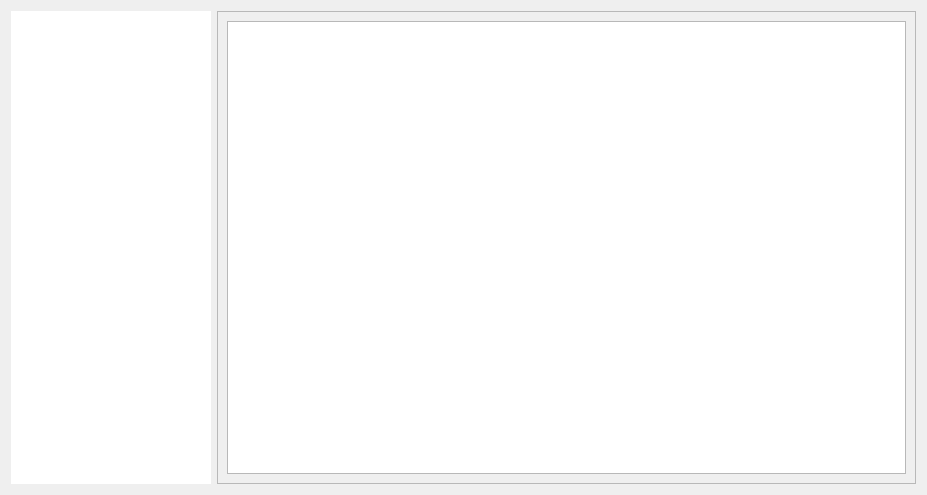
The window that src/views/learn_view.ui (devforgely/MFA-Simulator) describes before a commit, drawn with Qt 5.
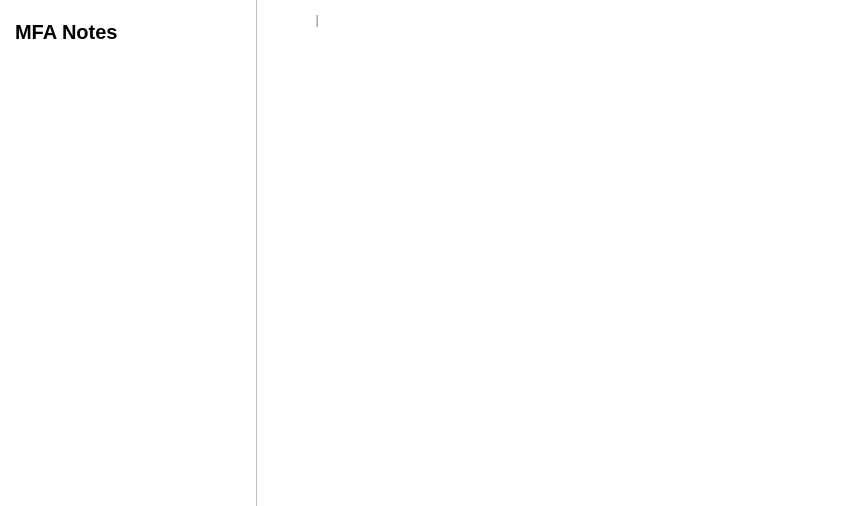
The same window after the commit. Icons and pictures are not drawn.

Commit message: update on learn view

What changed in the file:
```diff
--- a/src/views/learn_view.ui
+++ b/src/views/learn_view.ui
@@ -6,54 +6,288 @@
    <rect>
     <x>0</x>
     <y>0</y>
-    <width>927</width>
-    <height>495</height>
+    <width>853</width>
+    <height>506</height>
    </rect>
   </property>
   <property name="windowTitle">
    <string>Form</string>
   </property>
+  <property name="layoutDirection">
+   <enum>Qt::LeftToRight</enum>
+  </property>
+  <property name="styleSheet">
+   <string notr="true">#Form {
+	background: white;
+}
+
+#title {
+	font-size: 15pt;
+	font-weight: bold;
+	padding: 20px 10px 20px 10px;
+	background-color: white;
+}
+
+ QListWidget::item:selected {
+	border: 2px solid #6cc8d5;
+	border-right: none;
+}
+
+#horizontalWidget {
+	background-color: white;
+	border-left: 1px solid silver;
+}
+
+#horizontalWidget QPushButton {
+	border: none;
+	border-radius: 10%;
+	padding: 5px;
+}
+
+#horizontalWidget QPushButton:hover {
+	background-color: #ecedf1;
+}
+
+#note_container {
+	background-color: white;
+	border-left: 1px solid silver;
+}</string>
+  </property>
   <layout class="QHBoxLayout" name="horizontalLayout">
+   <property name="spacing">
+    <number>0</number>
+   </property>
+   <property name="leftMargin">
+    <number>0</number>
+   </property>
+   <property name="topMargin">
+    <number>0</number>
+   </property>
+   <property name="rightMargin">
+    <number>0</number>
+   </property>
+   <property name="bottomMargin">
+    <number>0</number>
+   </property>
    <item>
-    <widget class="QListWidget" name="listWidget">
-     <property name="maximumSize">
-      <size>
-       <width>200</width>
-       <height>16777215</height>
-      </size>
-     </property>
-     <property name="frameShape">
-      <enum>QFrame::NoFrame</enum>
-     </property>
-     <property name="editTriggers">
-      <set>QAbstractItemView::NoEditTriggers</set>
-     </property>
-    </widget>
+    <layout class="QVBoxLayout" name="verticalLayout">
+     <item>
+      <widget class="QLabel" name="title">
+       <property name="minimumSize">
+        <size>
+         <width>0</width>
+         <height>60</height>
+        </size>
+       </property>
+       <property name="frameShape">
+        <enum>QFrame::NoFrame</enum>
+       </property>
+       <property name="text">
+        <string>MFA Notes</string>
+       </property>
+      </widget>
+     </item>
+     <item>
+      <widget class="QListWidget" name="listWidget">
+       <property name="sizePolicy">
+        <sizepolicy hsizetype="Maximum" vsizetype="Expanding">
+         <horstretch>0</horstretch>
+         <verstretch>0</verstretch>
+        </sizepolicy>
+       </property>
+       <property name="maximumSize">
+        <size>
+         <width>300</width>
+         <height>16777215</height>
+        </size>
+       </property>
+       <property name="cursor" stdset="0">
+        <cursorShape>ArrowCursor</cursorShape>
+       </property>
+       <property name="focusPolicy">
+        <enum>Qt::NoFocus</enum>
+       </property>
+       <property name="frameShape">
+        <enum>QFrame::NoFrame</enum>
+       </property>
+      </widget>
+     </item>
+    </layout>
    </item>
    <item>
-    <widget class="QScrollArea" name="scrollArea">
-     <property name="frameShape">
-      <enum>QFrame::StyledPanel</enum>
+    <layout class="QVBoxLayout" name="note_content_layout">
+     <property name="spacing">
+      <number>0</number>
      </property>
-     <property name="widgetResizable">
-      <bool>true</bool>
-     </property>
-     <widget class="QWidget" name="scrollAreaWidget">
-      <property name="geometry">
-       <rect>
-        <x>0</x>
-        <y>0</y>
-        <width>696</width>
-        <height>471</height>
-       </rect>
-      </property>
-      <layout class="QVBoxLayout" name="verticalLayout_2">
-       <item>
-        <widget class="QTextEdit" name="note_content"/>
-       </item>
-      </layout>
-     </widget>
-    </widget>
+     <item>
+      <widget class="QWidget" name="horizontalWidget" native="true">
+       <property name="styleSheet">
+        <string notr="true"/>
+       </property>
+       <layout class="QHBoxLayout" name="horizontalLayout_3">
+        <property name="leftMargin">
+         <number>15</number>
+        </property>
+        <property name="topMargin">
+         <number>8</number>
+        </property>
+        <property name="rightMargin">
+         <number>15</number>
+        </property>
+        <property name="bottomMargin">
+         <number>8</number>
+        </property>
+        <item alignment="Qt::AlignLeft">
+         <widget class="QPushButton" name="expand_btn">
+          <property name="sizePolicy">
+           <sizepolicy hsizetype="Minimum" vsizetype="Fixed">
+            <horstretch>0</horstretch>
+            <verstretch>0</verstretch>
+           </sizepolicy>
+          </property>
+          <property name="maximumSize">
+           <size>
+            <width>32</width>
+            <height>32</height>
+           </size>
+          </property>
+          <property name="cursor">
+           <cursorShape>PointingHandCursor</cursorShape>
+          </property>
+          <property name="toolTip">
+           <string>Expand Page</string>
+          </property>
+          <property name="text">
+           <string/>
+          </property>
+          <property name="icon">
+           <iconset>
+            <normaloff>../resources/icons/expand-arrow.svg</normaloff>../resources/icons/expand-arrow.svg</iconset>
+          </property>
+          <property name="iconSize">
+           <size>
+            <width>20</width>
+            <height>20</height>
+           </size>
+          </property>
+         </widget>
+        </item>
+        <item>
+         <widget class="QLabel" name="label_2">
+          <property name="sizePolicy">
+           <sizepolicy hsizetype="Maximum" vsizetype="Preferred">
+            <horstretch>0</horstretch>
+            <verstretch>0</verstretch>
+           </sizepolicy>
+          </property>
+          <property name="styleSheet">
+           <string notr="true">font-weight: bold;
+color: darkgray;</string>
+          </property>
+          <property name="text">
+           <string>  |  </string>
+          </property>
+         </widget>
+        </item>
+        <item alignment="Qt::AlignLeft">
+         <widget class="QPushButton" name="up_page_btn">
+          <property name="maximumSize">
+           <size>
+            <width>32</width>
+            <height>32</height>
+           </size>
+          </property>
+          <property name="cursor">
+           <cursorShape>PointingHandCursor</cursorShape>
+          </property>
+          <property name="toolTip">
+           <string>Previous Page</string>
+          </property>
+          <property name="text">
+           <string/>
+          </property>
+          <property name="icon">
+           <iconset>
+            <normaloff>../resources/icons/chevron-up-light.svg</normaloff>../resources/icons/chevron-up-light.svg</iconset>
+          </property>
+          <property name="iconSize">
+           <size>
+            <width>28</width>
+            <height>28</height>
+           </size>
+          </property>
+         </widget>
+        </item>
+        <item>
+         <widget class="QPushButton" name="down_page_btn">
+          <property name="maximumSize">
+           <size>
+            <width>32</width>
+            <height>32</height>
+           </size>
+          </property>
+          <property name="cursor">
+           <cursorShape>PointingHandCursor</cursorShape>
+          </property>
+          <property name="toolTip">
+           <string>Next Page</string>
+          </property>
+          <property name="text">
+           <string/>
+          </property>
+          <property name="icon">
+           <iconset>
+            <normaloff>../resources/icons/chevron-down.svg</normaloff>../resources/icons/chevron-down.svg</iconset>
+          </property>
+          <property name="iconSize">
+           <size>
+            <width>28</width>
+            <height>28</height>
+           </size>
+          </property>
+         </widget>
+        </item>
+        <item>
+         <spacer name="horizontalSpacer">
+          <property name="orientation">
+           <enum>Qt::Horizontal</enum>
+          </property>
+          <property name="sizeHint" stdset="0">
+           <size>
+            <width>40</width>
+            <height>20</height>
+           </size>
+          </property>
+         </spacer>
+        </item>
+       </layout>
+      </widget>
+     </item>
+     <item>
+      <widget class="QWidget" name="note_container" native="true">
+       <property name="sizePolicy">
+        <sizepolicy hsizetype="Preferred" vsizetype="Expanding">
+         <horstretch>0</horstretch>
+         <verstretch>0</verstretch>
+        </sizepolicy>
+       </property>
+       <layout class="QVBoxLayout" name="verticalLayout_3">
+        <property name="spacing">
+         <number>0</number>
+        </property>
+        <property name="leftMargin">
+         <number>20</number>
+        </property>
+        <property name="rightMargin">
+         <number>0</number>
+        </property>
+        <property name="bottomMargin">
+         <number>5</number>
+        </property>
+       </layout>
+      </widget>
+     </item>
+    </layout>
    </item>
   </layout>
  </widget>
```
The commit also changes 27 other files.
